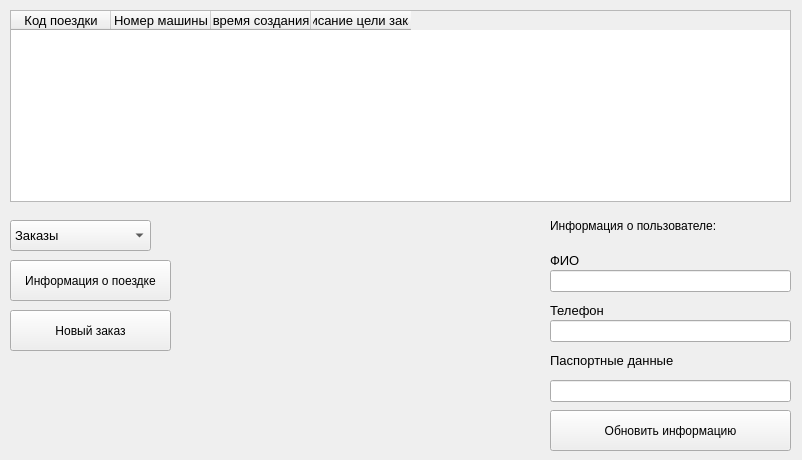
Qt form ClientWindow.ui (EgLeVor/Course) before a commit.
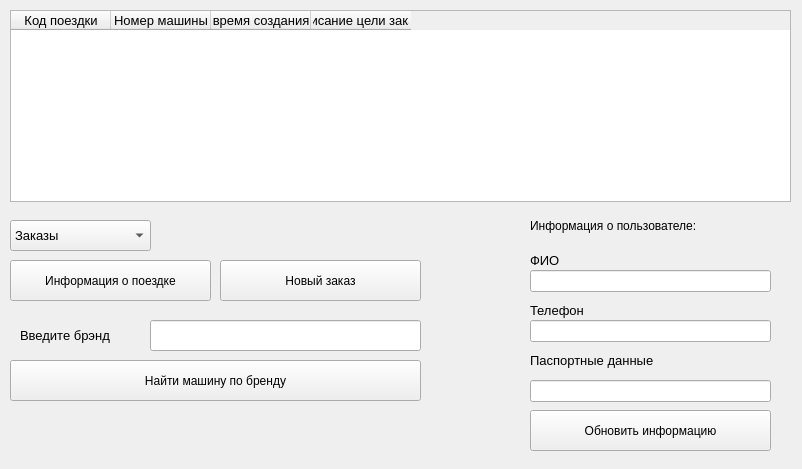
The same form after that commit.

Commit message: Егор_6_дизайн+логика

```diff
--- a/ClientWindow.ui
+++ b/ClientWindow.ui
@@ -7,7 +7,7 @@
     <x>0</x>
     <y>0</y>
     <width>802</width>
-    <height>460</height>
+    <height>469</height>
    </rect>
   </property>
   <property name="windowTitle">
@@ -67,7 +67,7 @@
    <widget class="QLabel" name="passport_lbl">
     <property name="geometry">
      <rect>
-      <x>550</x>
+      <x>530</x>
       <y>350</y>
       <width>171</width>
       <height>21</height>
@@ -85,7 +85,7 @@
    <widget class="QLabel" name="phone_lbl">
     <property name="geometry">
      <rect>
-      <x>550</x>
+      <x>530</x>
       <y>300</y>
       <width>161</width>
       <height>21</height>
@@ -103,7 +103,7 @@
    <widget class="QPushButton" name="update_btn">
     <property name="geometry">
      <rect>
-      <x>550</x>
+      <x>530</x>
       <y>410</y>
       <width>241</width>
       <height>41</height>
@@ -116,7 +116,7 @@
    <widget class="QLineEdit" name="phone_line">
     <property name="geometry">
      <rect>
-      <x>550</x>
+      <x>530</x>
       <y>320</y>
       <width>241</width>
       <height>22</height>
@@ -126,7 +126,7 @@
    <widget class="QLineEdit" name="passport_line">
     <property name="geometry">
      <rect>
-      <x>550</x>
+      <x>530</x>
       <y>380</y>
       <width>241</width>
       <height>22</height>
@@ -163,7 +163,7 @@
      <rect>
       <x>10</x>
       <y>260</y>
-      <width>161</width>
+      <width>201</width>
       <height>41</height>
      </rect>
     </property>
@@ -174,9 +174,9 @@
    <widget class="QPushButton" name="insert_btn">
     <property name="geometry">
      <rect>
-      <x>10</x>
-      <y>310</y>
-      <width>161</width>
+      <x>220</x>
+      <y>260</y>
+      <width>201</width>
       <height>41</height>
      </rect>
     </property>
@@ -187,7 +187,7 @@
    <widget class="QLabel" name="name_lbl">
     <property name="geometry">
      <rect>
-      <x>550</x>
+      <x>530</x>
       <y>250</y>
       <width>161</width>
       <height>21</height>
@@ -205,7 +205,7 @@
    <widget class="QLineEdit" name="name_line">
     <property name="geometry">
      <rect>
-      <x>550</x>
+      <x>530</x>
       <y>270</y>
       <width>241</width>
       <height>22</height>
@@ -215,7 +215,7 @@
    <widget class="QLabel" name="inf_lbl">
     <property name="geometry">
      <rect>
-      <x>550</x>
+      <x>530</x>
       <y>210</y>
       <width>211</width>
       <height>31</height>
@@ -230,6 +230,47 @@
      <string>Информация о пользователе:</string>
     </property>
    </widget>
+   <widget class="QPushButton" name="find_btn">
+    <property name="geometry">
+     <rect>
+      <x>10</x>
+      <y>360</y>
+      <width>411</width>
+      <height>41</height>
+     </rect>
+    </property>
+    <property name="text">
+     <string>Найти машину по бренду</string>
+    </property>
+   </widget>
+   <widget class="QLineEdit" name="brand_line">
+    <property name="geometry">
+     <rect>
+      <x>150</x>
+      <y>320</y>
+      <width>271</width>
+      <height>31</height>
+     </rect>
+    </property>
+   </widget>
+   <widget class="QLabel" name="label">
+    <property name="geometry">
+     <rect>
+      <x>20</x>
+      <y>320</y>
+      <width>121</width>
+      <height>31</height>
+     </rect>
+    </property>
+    <property name="font">
+     <font>
+      <pointsize>10</pointsize>
+     </font>
+    </property>
+    <property name="text">
+     <string>Введите брэнд</string>
+    </property>
+   </widget>
   </widget>
  </widget>
  <resources/>
```
The commit also changes 6 other files.
